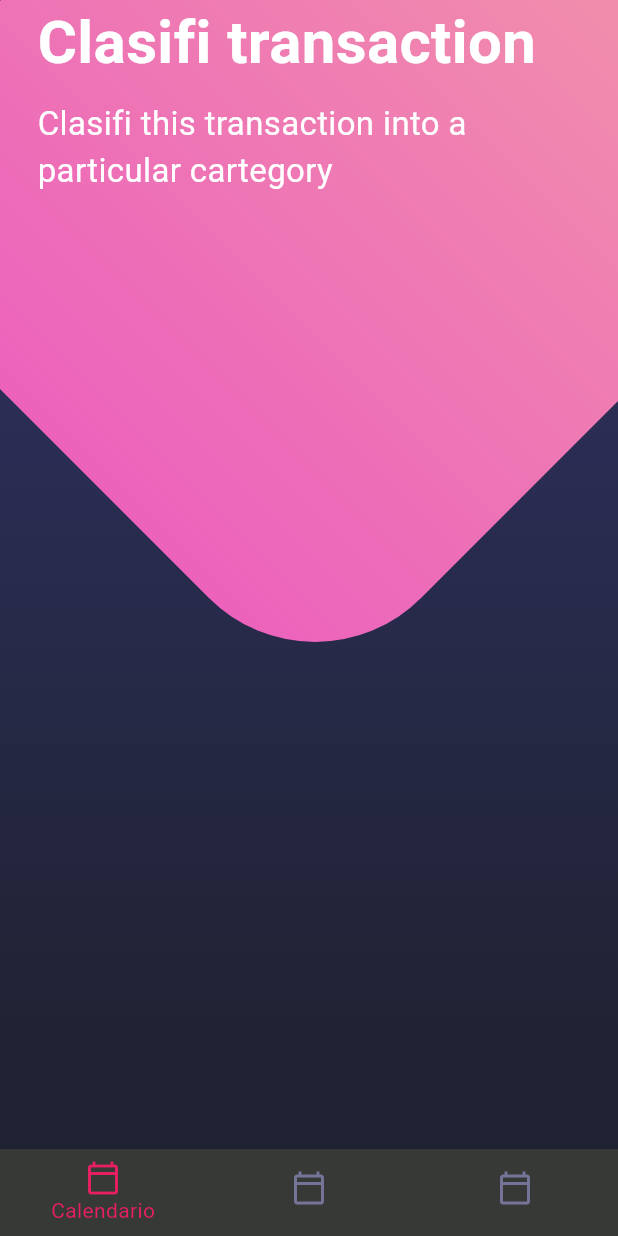
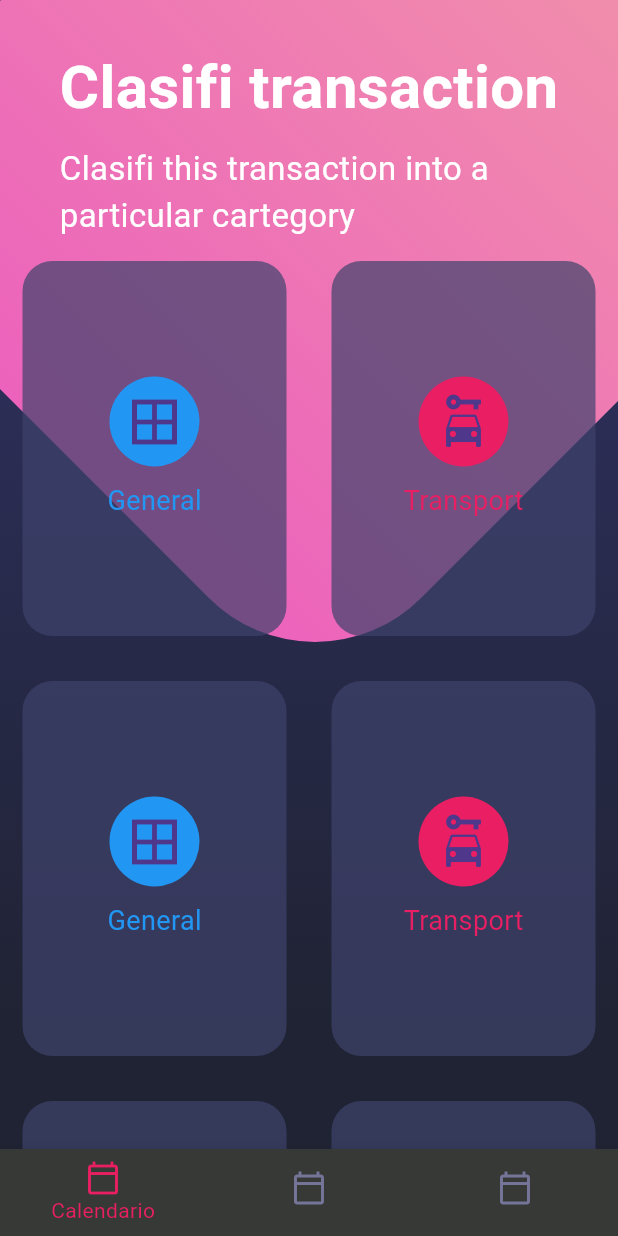
Before and after one commit to Cesarcceo/disenos, a Flutter app: the screen it shows after launch, on a phone screen of 412 x 824 dp. Run offline on Flutter 3.47's test engine with Material 3 defaults, Android fonts, the phone set to English and light mode, and no system bars.

Commit message:
New feature (widgets): :sparkles: se creo el archivo card_table.dart y se agregagon los botones a la pantalla

```diff
--- a/lib/screens/home_screen.dart
+++ b/lib/screens/home_screen.dart
@@ -29,6 +29,7 @@ class _HomeBody extends StatelessWidget {
       child: Column(
         children: [
           PageTitle(),
+          CardTable(),
         ],
       ),
     );
--- /dev/null
+++ b/lib/widgets/card_table.dart
@@ -0,0 +1,69 @@
+import 'package:flutter/material.dart';
+
+class CardTable extends StatelessWidget {
+
+  @override
+  Widget build(BuildContext context) {
+    return Table(
+      children: const [
+        TableRow(
+          children: [
+            _SingleCard(icon: Icons.border_all, color: Colors.blue , text: 'General'),
+            _SingleCard(icon: Icons.car_rental, color: Colors.pink , text: 'Transport'),
+          ]
+        ),
+        TableRow(
+          children: [
+            _SingleCard(icon: Icons.border_all, color: Colors.blue , text: 'General'),
+            _SingleCard(icon: Icons.car_rental, color: Colors.pink , text: 'Transport'),
+          ]
+        ),
+        TableRow(
+          children: [
+            _SingleCard(icon: Icons.border_all, color: Colors.blue , text: 'General'),
+            _SingleCard(icon: Icons.car_rental, color: Colors.pink , text: 'Transport'),
+          ]
+        ),
+        TableRow(
+          children: [
+            _SingleCard(icon: Icons.border_all, color: Colors.blue , text: 'General'),
+            _SingleCard(icon: Icons.car_rental, color: Colors.pink , text: 'Transport'),
+          ]
+        ),
+      ],
+    );
+  }
+}
+
+class _SingleCard extends StatelessWidget {
+
+  final IconData icon;
+  final Color color;
+  final String text;
+
+  const _SingleCard({required this.icon, required this.color, required this.text});
+
+  @override
+  Widget build(BuildContext context) {
+    return Container(
+      height: 250,
+      margin: const EdgeInsets.all(15),
+      decoration: BoxDecoration(
+        color:const Color.fromRGBO(62, 66, 107, 0.7),
+        borderRadius: BorderRadius.circular(20),
+      ),
+      child: Column(
+        mainAxisAlignment: MainAxisAlignment.center,
+        children: [
+          CircleAvatar(
+            backgroundColor: color,
+            radius: 30,
+            child: Icon(icon, size: 40,),
+          ),
+          const SizedBox(height: 10,),
+          Text(text, style:  TextStyle(color: color, fontSize: 18),)
+        ],
+      ),
+    );
+  }
+}
--- a/lib/widgets/page_title.dart
+++ b/lib/widgets/page_title.dart
@@ -11,6 +11,7 @@ class PageTitle extends StatelessWidget {
         child: const Column(
           crossAxisAlignment: CrossAxisAlignment.start,
           children: [
+            SizedBox(height: 30),
             Text('Clasifi transaction',style:  TextStyle(fontSize: 40, fontWeight: FontWeight.bold, color: Colors.white),),
             SizedBox(height: 10),
             Text('Clasifi this transaction into a \nparticular cartegory',style:  TextStyle(fontSize: 22, color: Colors.white)),
--- a/lib/widgets/widgets.dart
+++ b/lib/widgets/widgets.dart
@@ -1,4 +1,5 @@
 
+export 'package:disenos/widgets/card_table.dart';
 export 'package:disenos/widgets/page_title.dart';
 export 'package:disenos/widgets/background.dart';
 export 'package:disenos/widgets/custom_bottom_navigation.dart';
```
